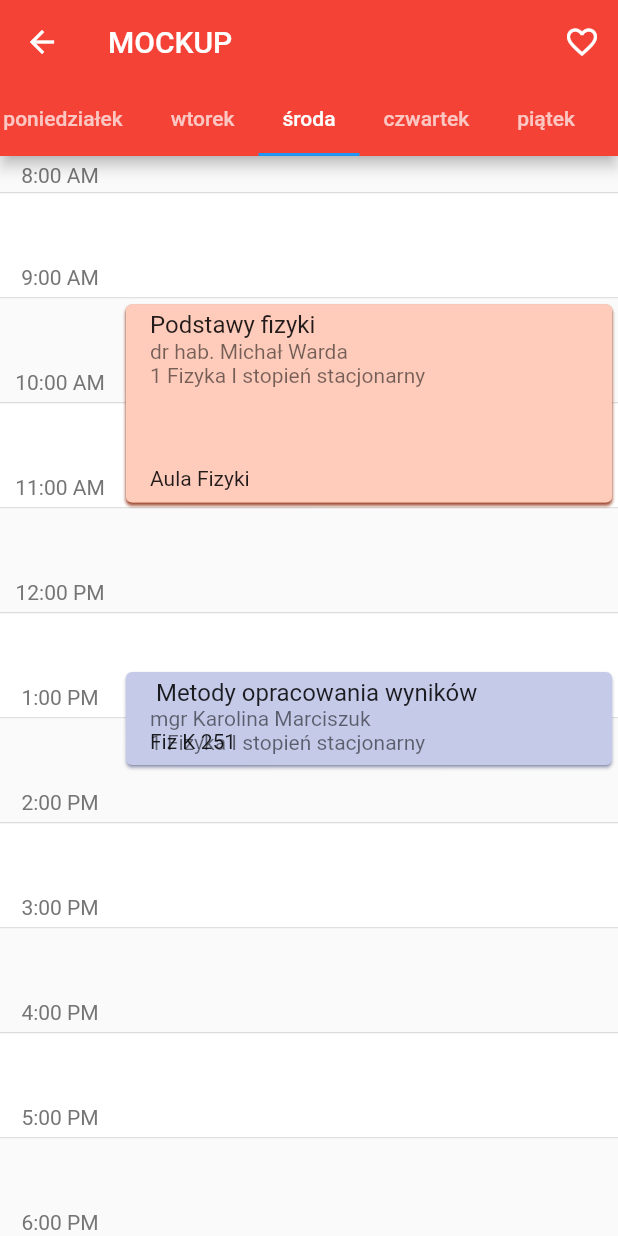
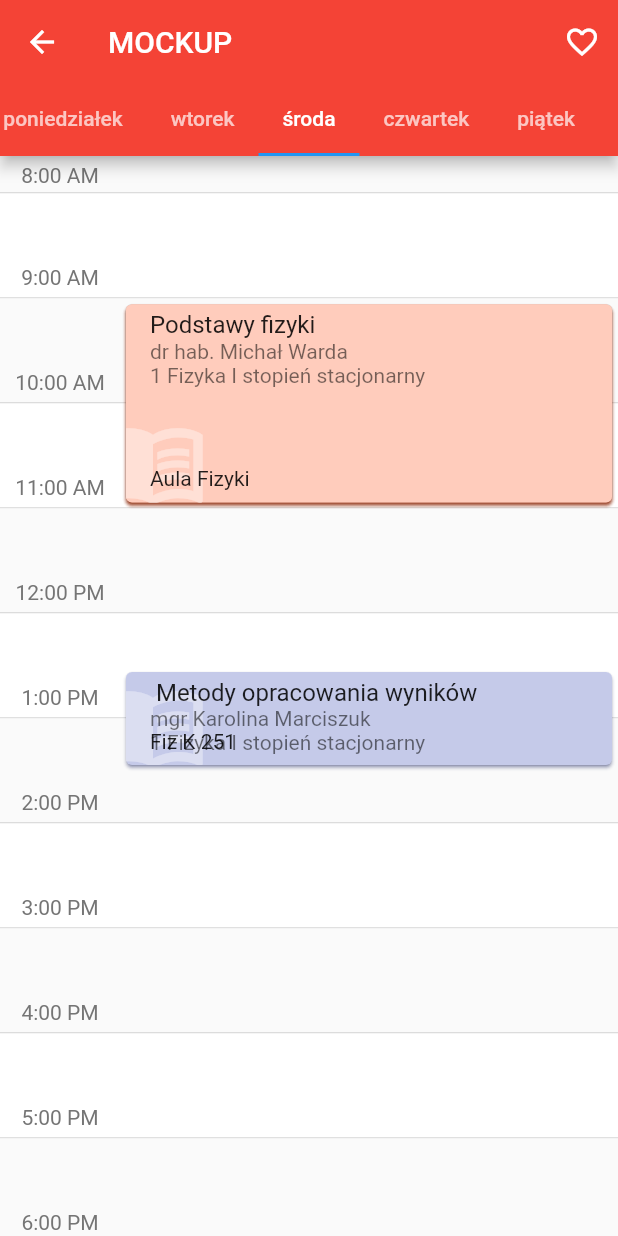
Before and after one commit to sardonicscallop/moriamtv, a Flutter app: the TimetableScreen screen opened directly, tab 4 chosen, on a phone screen of 412 x 824 dp. Run offline on Flutter 3.47's test engine with Material 2 defaults, Android fonts, the phone set to English and light mode, and no system bars; our stand-ins replace material_design_icons_flutter, package_info_plus.

Commit message:
Added icons in the background of EventWidget

```diff
--- a/lib/networking.dart
+++ b/lib/networking.dart
@@ -71,7 +71,6 @@ class MoriaClient extends http.BaseClient {
 
     return this.send(_request);
   }
-
 }
 
 class SearchResultCategory {
--- a/lib/ui/timetableScreen.dart
+++ b/lib/ui/timetableScreen.dart
@@ -263,6 +263,7 @@ class EventWidget extends StatelessWidget {
          * pxPerHour;
     final double paddingVertical = 8;
     final double paddingHorizontal = 16;
+    final double typeIconSize = (IconTheme.of(context).size ?? 22) * 3;
     final int groupNo = event.degrees.first.group;      // todo: check context degree,
     final int groupsTotal = event.degrees.first.groups; // ←
     final bool isGroup = (groupsTotal > 1) ? true : false; // todo: adjust width according to number of groups
@@ -289,6 +290,31 @@ class EventWidget extends StatelessWidget {
             child: Stack(
               fit: StackFit.expand,
               children: [
+                Positioned(
+                    bottom: typeIconSize * -0.125,
+                    left: typeIconSize * -0.25,
+                    child: Icon(
+                      pickIconForActivityType(event.type.id),
+                      size: typeIconSize,
+                      color: Colors.white38)
+                ),
+                if(isGroup)
+                  Positioned(
+                      bottom: 0,
+                      right: 0,
+                      height: height,
+                      child: Baseline(
+                          baseline: height,
+                          baselineType: TextBaseline.alphabetic,
+                          child: Text(
+                            groupNo.toString(),
+                            style: TextStyle(
+                              color: Colors.white60,
+                              fontSize: DefaultTextStyle.of(context).style.fontSize! * 5,
+                            ),
+                          )
+                      )
+                  ),
                   Positioned(
                     child: ListTile(
                       //minVerticalPadding: paddingVertical,
@@ -321,23 +347,6 @@ class EventWidget extends StatelessWidget {
                         ),
                       )
                   ),
-                if(isGroup)
-                  Positioned(
-                      bottom: 0,
-                      right: 0,
-                      height: height,
-                      child: Baseline(
-                        baseline: height,
-                        baselineType: TextBaseline.alphabetic,
-                        child: Text(
-                          groupNo.toString(),
-                          style: TextStyle(
-                            color: Colors.white60,
-                            fontSize: DefaultTextStyle.of(context).style.fontSize! * 5,
-                          ),
-                        )
-                      )
-                  ),
               ],
             )
           )
```
Lines whose indentation alone changed are shown as unchanged.
